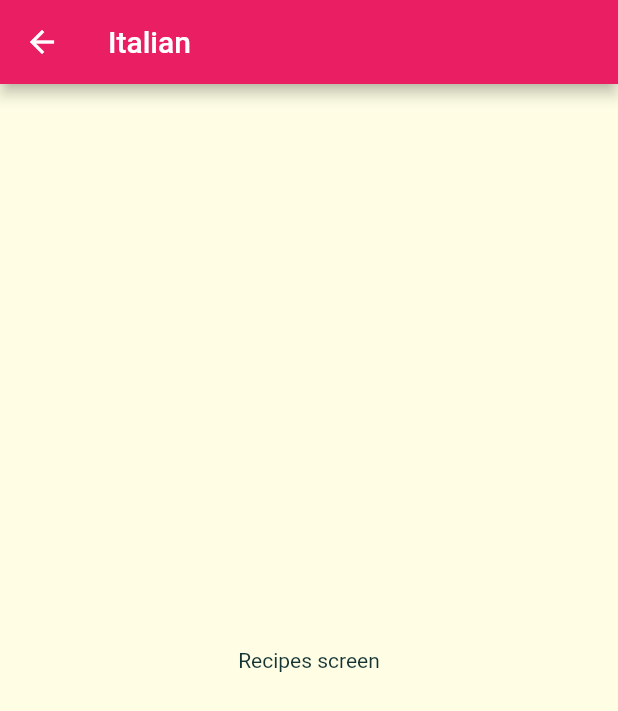
After one commit to victorh1705/flutter_apps, a Flutter app: the screen it shows after launch, after a tap on "Italian", on a phone screen of 412 x 824 dp. The commit adds this screen. Shown: the top 711 px of the screen. Run offline on Flutter 3.47's test engine with Material 2 defaults, Android fonts, the phone set to English and light mode, and no system bars.

Commit message:
adding recipes pages

```diff
--- /dev/null
+++ b/meal_app/meal_app/lib/CategoryMealsScreen.dart
@@ -0,0 +1,18 @@
+import 'package:flutter/material.dart';
+
+class CategoryMealsScreen extends StatelessWidget {
+  final String categoryId;
+  final String title;
+
+  CategoryMealsScreen(this.categoryId, this.title);
+
+  @override
+  Widget build(BuildContext context) {
+    return Scaffold(
+      appBar: AppBar(title: Text(title)),
+      body: Center(
+        child: Text('Recipes screen'),
+      ),
+    );
+  }
+}
--- a/meal_app/meal_app/lib/categories_screen.dart
+++ b/meal_app/meal_app/lib/categories_screen.dart
@@ -13,7 +13,7 @@ class CategoriesScreen extends StatelessWidget {
       body: GridView(
         padding: const EdgeInsets.all(25),
         children: DUMMY_CATEGORIES
-            .map((item) => CategoryItem(item.title, item.color))
+            .map((item) => CategoryItem(item.id, item.title, item.color))
             .toList(),
         gridDelegate: SliverGridDelegateWithMaxCrossAxisExtent(
           maxCrossAxisExtent: 200,
--- a/meal_app/meal_app/lib/category_item.dart
+++ b/meal_app/meal_app/lib/category_item.dart
@@ -1,14 +1,26 @@
 import 'package:flutter/material.dart';
+import 'package:meal_app/CategoryMealsScreen.dart';
 
 class CategoryItem extends StatelessWidget {
+  final String id;
   final String title;
   final Color color;
 
-  CategoryItem(this.title, this.color);
+  CategoryItem(this.id, this.title, this.color);
+
+  void selectCategory(BuildContext ctx) {
+    Navigator.of(ctx).push(MaterialPageRoute(builder: (_) {
+      return CategoryMealsScreen(this.id, this.title);
+    }));
+  }
 
   @override
   Widget build(BuildContext context) {
-    return Container(
+    return InkWell(
+      onTap: () => selectCategory(context),
+      splashColor: Theme.of(context).primaryColor,
+      borderRadius: BorderRadius.circular(15),
+      child: Container(
         padding: EdgeInsets.all(15),
         child: Text(
           title,
@@ -20,6 +32,7 @@ class CategoryItem extends StatelessWidget {
                 begin: Alignment.topLeft,
                 end: Alignment.bottomRight),
             borderRadius: BorderRadius.circular(15)),
+      ),
     );
   }
 }
```
Lines whose indentation alone changed are shown as unchanged.
